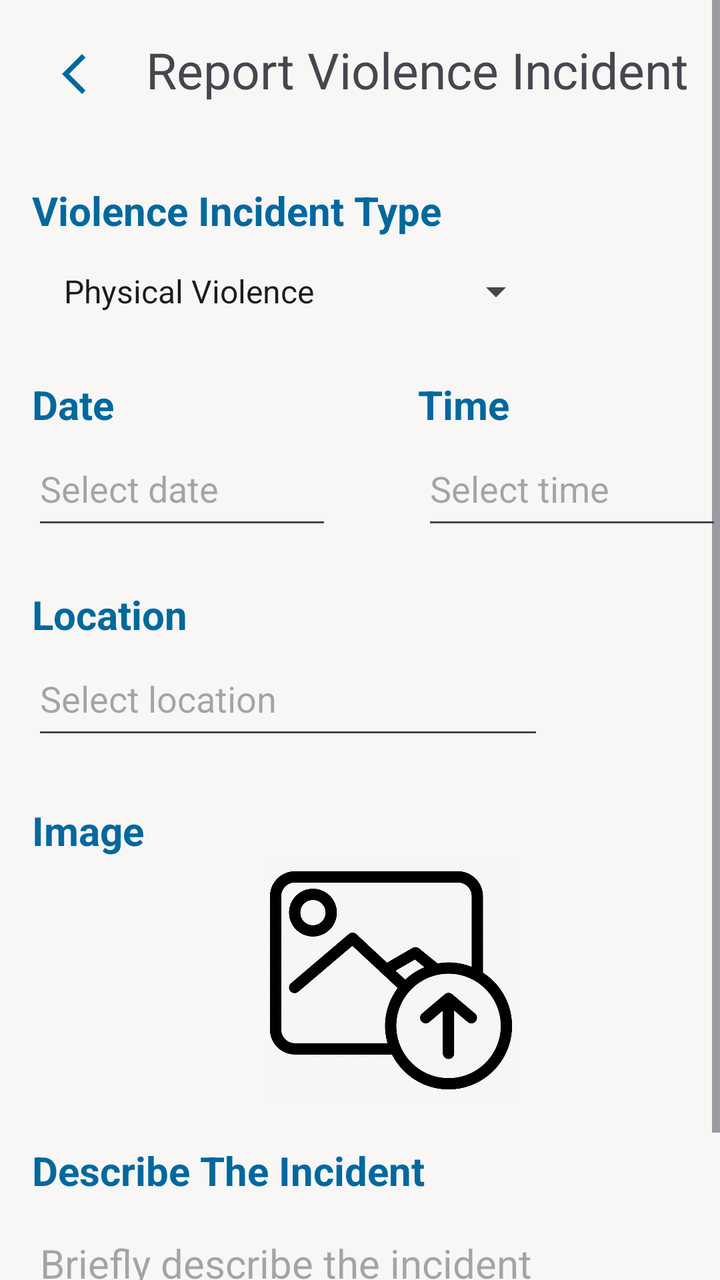
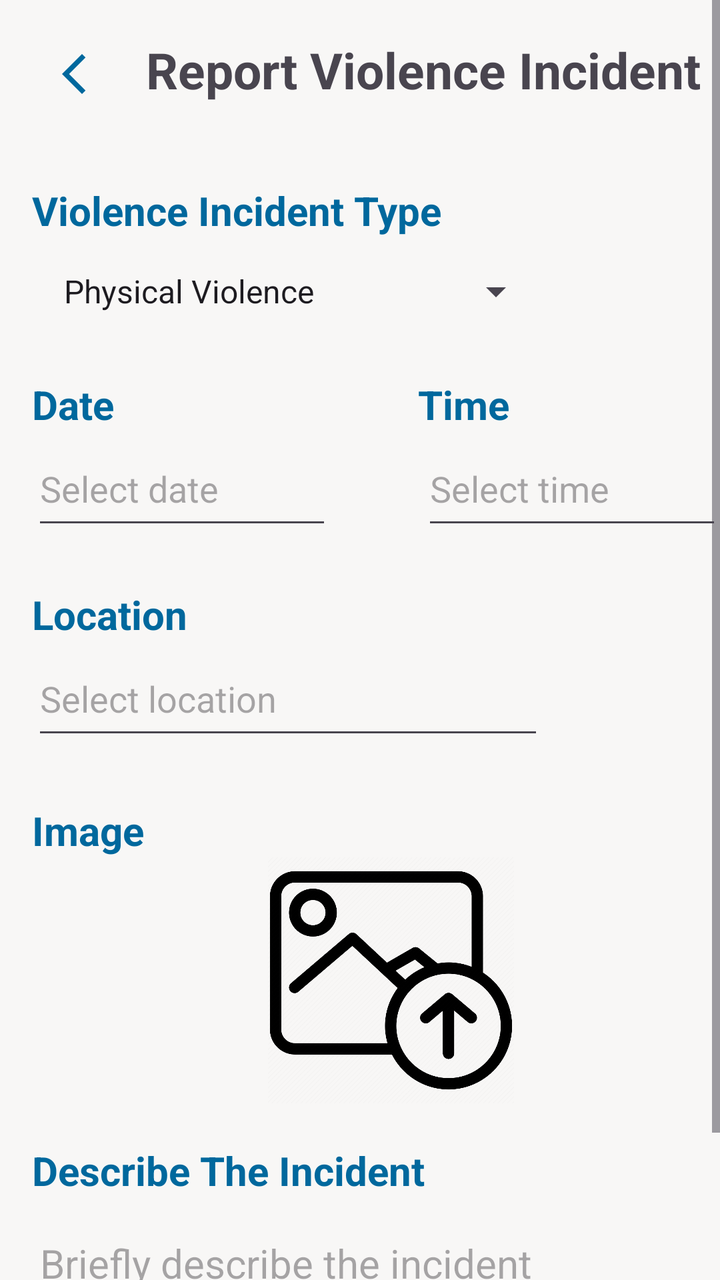

The first picture is an Android layout as it rendered before a commit; the second is the same layout after the commit. The layout source and the unified diff follow.
<!-- AndroidManifest.xml: application theme Theme.SafeGuardApp -->
<!-- res/layout/activity_incidents_reporting.xml -->
<?xml version="1.0" encoding="utf-8"?>
<ScrollView
    xmlns:android="http://schemas.android.com/apk/res/android"
    xmlns:app="http://schemas.android.com/apk/res-auto"
    xmlns:tools="http://schemas.android.com/tools"
    android:layout_width="match_parent"
    android:layout_height="match_parent">

    <androidx.constraintlayout.widget.ConstraintLayout
        android:layout_width="match_parent"
        android:layout_height="wrap_content"
        tools:context=".IncidentsReporting">

        <TextView
            android:id="@+id/TVSubTitle"
            android:layout_width="wrap_content"
            android:layout_height="wrap_content"
            android:layout_marginStart="24dp"
            android:layout_marginTop="18dp"
            android:text="@string/report_violence_incident"
            android:textSize="25sp"
            app:layout_constraintStart_toEndOf="@+id/IVBack"
            app:layout_constraintTop_toTopOf="parent" />

        <TextView
            android:id="@+id/TVSubType"
            android:layout_width="wrap_content"
            android:layout_height="wrap_content"
            android:layout_marginStart="16dp"
            android:layout_marginTop="40dp"
            android:text="@string/violence_incident_type"
            android:textColor="#00689D"
            android:textSize="20sp"
            android:textStyle="bold"
            app:layout_constraintStart_toStartOf="parent"
            app:layout_constraintTop_toBottomOf="@+id/TVSubTitle" />

        <Spinner
            android:id="@+id/SPType"
            android:layout_width="256dp"
            android:layout_height="54dp"
            android:layout_marginStart="16dp"
            android:padding="8dp"
            app:layout_constraintStart_toStartOf="parent"
            android:entries="@array/incident_types"
            app:layout_constraintTop_toBottomOf="@+id/TVSubType" />

        <TextView
            android:id="@+id/TVSubDate"
            android:layout_width="wrap_content"
            android:layout_height="wrap_content"
            android:layout_marginStart="16dp"
            android:layout_marginTop="16dp"
            android:text="@string/date"
            android:textColor="#00689D"
            android:textSize="20sp"
            android:textStyle="bold"
            app:layout_constraintStart_toStartOf="parent"
            app:layout_constraintTop_toBottomOf="@+id/SPType" />

        <EditText
            android:id="@+id/ETDate"
            android:layout_width="150dp"
            android:layout_height="54dp"
            android:layout_marginStart="16dp"
            android:ems="10"
            android:hint="@string/select_date"
            android:inputType="date"
            android:autofillHints="date"
            app:layout_constraintStart_toStartOf="parent"
            app:layout_constraintTop_toBottomOf="@+id/TVSubDate" />

        <EditText
            android:id="@+id/ETTime"
            android:layout_width="150dp"
            android:layout_height="54dp"
            android:layout_marginStart="45dp"
            android:ems="10"
            android:hint="@string/select_time"
            android:inputType="time"
            android:autofillHints="time"
            app:layout_constraintStart_toEndOf="@+id/ETDate"
            app:layout_constraintTop_toBottomOf="@+id/TVSubDate" />

        <TextView
            android:id="@+id/TVSubTime"
            android:layout_width="wrap_content"
            android:layout_height="wrap_content"
            android:layout_marginStart="152dp"
            android:layout_marginTop="16dp"
            android:text="@string/time"
            android:textColor="#00689D"
            android:textSize="20sp"
            android:textStyle="bold"
            app:layout_constraintStart_toEndOf="@+id/TVSubDate"
            app:layout_constraintTop_toBottomOf="@+id/SPType" />

        <TextView
            android:id="@+id/TVSubLocation"
            android:layout_width="wrap_content"
            android:layout_height="wrap_content"
            android:layout_marginStart="16dp"
            android:layout_marginTop="24dp"
            android:text="@string/location"
            android:textColor="#00689D"
            android:textSize="20sp"
            android:textStyle="bold"
            app:layout_constraintStart_toStartOf="parent"
            app:layout_constraintTop_toBottomOf="@+id/ETDate" />

        <EditText
            android:id="@+id/ETLocation"
            android:layout_width="256dp"
            android:layout_height="54dp"
            android:layout_marginStart="16dp"
            android:hint="@string/select_location"
            android:ems="10"
            android:inputType="textPostalAddress"
            android:autofillHints="location"
            app:layout_constraintStart_toStartOf="parent"
            app:layout_constraintTop_toBottomOf="@+id/TVSubLocation" />

        <TextView
            android:id="@+id/TVSubImage"
            android:layout_width="wrap_content"
            android:layout_height="wrap_content"
            android:layout_marginStart="16dp"
            android:layout_marginTop="27dp"
            android:text="@string/image"
            android:textColor="#00689D"
            android:textSize="20sp"
            android:textStyle="bold"
            app:layout_constraintStart_toStartOf="parent"
            app:layout_constraintTop_toBottomOf="@+id/ETLocation" />

        <ImageView
            android:id="@+id/IVSubProof"
            android:layout_width="359dp"
            android:layout_height="123dp"
            android:layout_marginStart="16dp"
            app:layout_constraintStart_toStartOf="parent"
            android:contentDescription="@string/image_proof"
            app:layout_constraintTop_toBottomOf="@+id/TVSubImage"
            app:srcCompat="@drawable/upload_photo" />

        <TextView
            android:id="@+id/TVSubDes"
            android:layout_width="wrap_content"
            android:layout_height="wrap_content"
            android:layout_marginStart="16dp"
            android:layout_marginTop="20dp"
            android:text="@string/describe_the_incident"
            android:textColor="#00689D"
            android:textSize="20sp"
            android:textStyle="bold"
            app:layout_constraintStart_toStartOf="parent"
            app:layout_constraintTop_toBottomOf="@+id/IVSubProof" />

        <EditText
            android:id="@+id/ETDes"
            android:layout_width="354dp"
            android:layout_height="63dp"
            android:layout_marginStart="16dp"
            android:ems="10"
            android:inputType="text"
            android:hint="@string/briefly_describe_the_incident"
            android:textSize="20sp"
            android:autofillHints="description"
            app:layout_constraintStart_toStartOf="parent"
            app:layout_constraintTop_toBottomOf="@+id/TVSubDes" />

        <Button
            android:id="@+id/BTSubmit"
            android:layout_width="wrap_content"
            android:layout_height="wrap_content"
            android:layout_marginStart="124dp"
            android:layout_marginTop="8dp"
            android:text="@string/submit"
            android:backgroundTint="@color/md_theme_light_primary"
            android:textSize="25sp"
            app:layout_constraintStart_toStartOf="parent"
            app:layout_constraintTop_toBottomOf="@+id/ETDes" />

        <ImageView
            android:id="@+id/IVBack"
            android:layout_width="wrap_content"
            android:layout_height="wrap_content"
            android:layout_marginStart="25dp"
            android:layout_marginTop="25dp"
            android:src="@drawable/baseline_arrow_back_ios_new_24"
            android:contentDescription="@string/back"
            app:layout_constraintStart_toStartOf="parent"
            app:layout_constraintTop_toTopOf="parent" />

    </androidx.constraintlayout.widget.ConstraintLayout>
</ScrollView>
<!-- resources referenced by this layout -->
<resources>
  <string-array name="incident_types">
          <item>Physical Violence</item>
          <item>Domestic Violence</item>
          <item>Sexual Violence</item>
          <item>Others</item>
      </string-array>
  <color name="md_theme_light_primary">#00689D</color>
  <!-- drawable baseline_arrow_back_ios_new_24 (drawable) -->
  <vector android:height="24dp" android:tint="#00689D"
      android:viewportHeight="24" android:viewportWidth="24"
      android:width="24dp" xmlns:android="http://schemas.android.com/apk/res/android">
      <path android:fillColor="@android:color/white" android:pathData="M17.77,3.77l-1.77,-1.77l-10,10l10,10l1.77,-1.77l-8.23,-8.23z"/>
  </vector>
  <string name="back">back</string>
  <string name="briefly_describe_the_incident">Briefly describe the incident</string>
  <string name="date">Date</string>
  <string name="describe_the_incident">Describe The Incident</string>
  <string name="image">Image</string>
  <string name="image_proof">image proof</string>
  <string name="location">Location</string>
  <string name="report_violence_incident">Report Violence Incident</string>
  <string name="select_date">Select date</string>
  <string name="select_location">Select location</string>
  <string name="select_time">Select time</string>
  <string name="submit">Submit</string>
  <string name="time">Time</string>
  <string name="violence_incident_type">Violence Incident Type</string>
  <style name="Theme.SafeGuardApp" parent="Base.Theme.SafeGuardApp" />
  <style name="CustomActivityAnimation" parent="@android:style/Animation.Activity">
          <item name="android:activityOpenEnterAnimation">@anim/slide_in_right</item>
          <item name="android:activityOpenExitAnimation">@anim/slide_out_left</item>
          <item name="android:activityCloseEnterAnimation">@anim/slide_in_left</item>
          <item name="android:activityCloseExitAnimation">@anim/slide_out_right</item>
      </style>
  <color name="md_theme_light_onPrimary">#FFFFFF</color>
  <color name="md_theme_light_primaryContainer">#CCE5FF</color>
  <color name="md_theme_light_onPrimaryContainer">#001E31</color>
  <color name="md_theme_light_secondary">#51606F</color>
  <color name="md_theme_light_onSecondary">#FFFFFF</color>
  <color name="md_theme_light_secondaryContainer">#D4E4F6</color>
  <color name="md_theme_light_onSecondaryContainer">#0D1D2A</color>
  <color name="md_theme_light_tertiary">#66587B</color>
  <color name="md_theme_light_onTertiary">#FFFFFF</color>
  <color name="md_theme_light_tertiaryContainer">#EDDCFF</color>
  <color name="md_theme_light_onTertiaryContainer">#211534</color>
  <color name="md_theme_light_error">#BA1A1A</color>
  <color name="md_theme_light_errorContainer">#FFDAD6</color>
  <color name="md_theme_light_onError">#FFFFFF</color>
  <color name="md_theme_light_onErrorContainer">#410002</color>
  <color name="md_theme_light_background">#F8F7F6</color>
  <color name="md_theme_light_onBackground">#1A1C1E</color>
  <color name="md_theme_light_outline">#72787E</color>
  <color name="md_theme_light_inverseOnSurface">#F0F0F4</color>
  <color name="md_theme_light_inverseSurface">#2F3133</color>
  <color name="md_theme_light_surface">#F9F9FC</color>
  <color name="md_theme_light_onSurface">#1A1C1E</color>
  <color name="md_theme_light_surfaceVariant">#DEE3EB</color>
  <color name="md_theme_light_onSurfaceVariant">#42474E</color>
  <color name="md_theme_light_inversePrimary">#92CCFF</color>
  <!-- unchanged entries left out for length: 2 -->
</resources>

<!-- the commit's change to res/layout/activity_incidents_reporting.xml (unified diff, before → after) -->
@@ -19,6 +19,7 @@
             android:layout_marginTop="18dp"
             android:text="@string/report_violence_incident"
             android:textSize="25sp"
+            android:textStyle="bold"
             app:layout_constraintStart_toEndOf="@+id/IVBack"
             app:layout_constraintTop_toTopOf="parent" />
 
